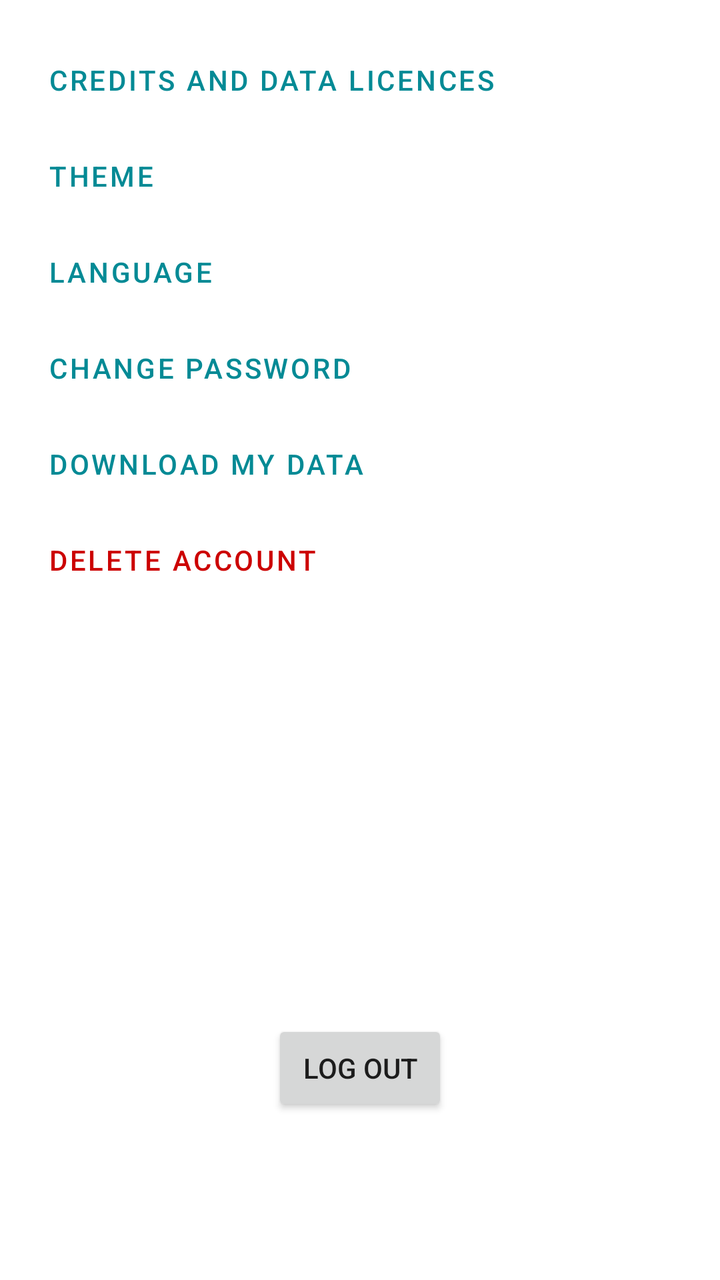
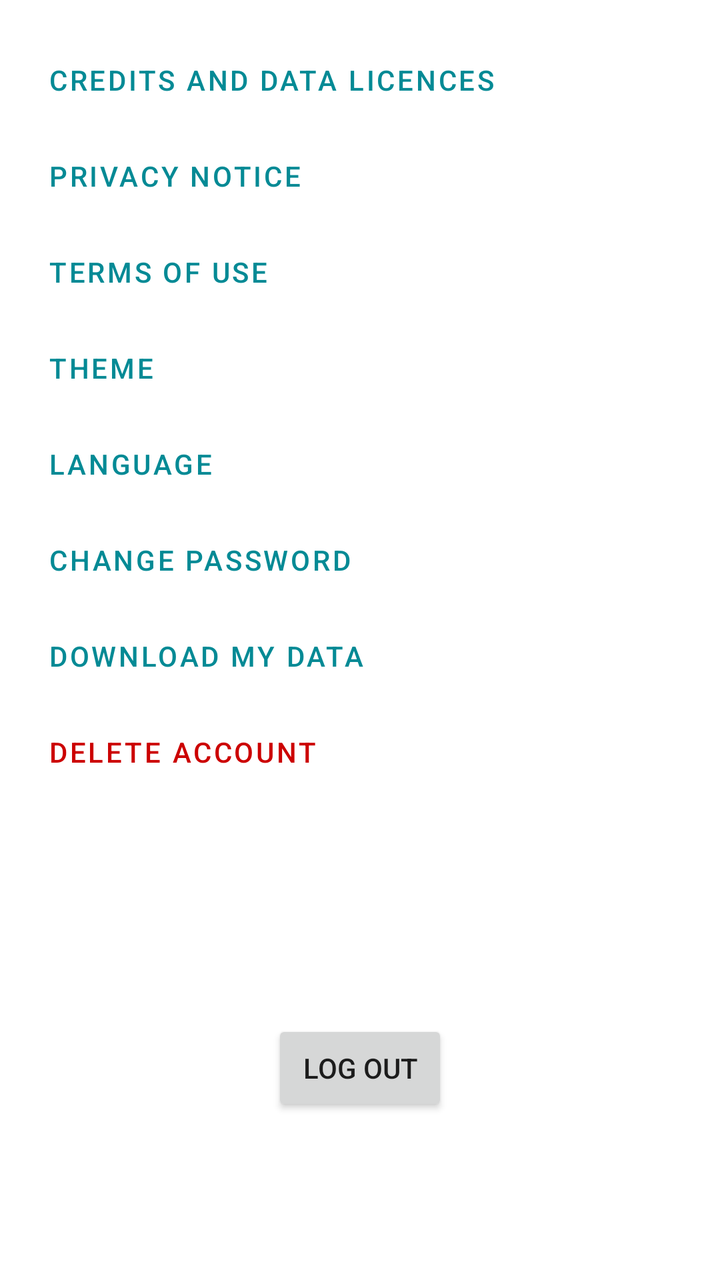

The first picture is an Android layout as it rendered before a commit; the second is the same layout after the commit. The layout source and the unified diff follow.
<!-- AndroidManifest.xml: application theme Theme.TrackMate -->
<!-- res/layout/fragment_settings.xml -->
<?xml version="1.0" encoding="utf-8"?>
<androidx.constraintlayout.widget.ConstraintLayout xmlns:android="http://schemas.android.com/apk/res/android"
    xmlns:app="http://schemas.android.com/apk/res-auto"
    xmlns:tools="http://schemas.android.com/tools"
    android:layout_width="match_parent"
    android:layout_height="match_parent"
    tools:context=".profile.Settings"
    android:paddingBottom="50dp">

    <Button
        android:id="@+id/btnCredits"
        android:layout_width="match_parent"
        android:layout_height="wrap_content"
        android:layout_marginHorizontal="16dp"
        android:layout_marginTop="16dp"
        android:gravity="start|center_vertical"
        android:text="@string/credits_open"
        app:icon="@drawable/ic_info_24"
        app:layout_constraintTop_toTopOf="parent"
        app:layout_constraintStart_toStartOf="parent"
        app:layout_constraintEnd_toEndOf="parent"
        style="@style/Widget.MaterialComponents.Button.TextButton" />

    <Button
        android:id="@+id/btnTheme"
        android:layout_width="match_parent"
        android:layout_height="wrap_content"
        android:layout_marginHorizontal="16dp"
        android:gravity="start|center_vertical"
        android:text="@string/settings_theme"
        app:icon="@drawable/ic_theme_24"
        app:layout_constraintTop_toBottomOf="@id/btnCredits"
        app:layout_constraintStart_toStartOf="parent"
        app:layout_constraintEnd_toEndOf="parent"
        style="@style/Widget.MaterialComponents.Button.TextButton" />

    <Button
        android:id="@+id/btnLanguage"
        android:layout_width="match_parent"
        android:layout_height="wrap_content"
        android:layout_marginHorizontal="16dp"
        android:gravity="start|center_vertical"
        android:text="@string/settings_language"
        app:icon="@drawable/ic_language_24"
        app:layout_constraintTop_toBottomOf="@id/btnTheme"
        app:layout_constraintStart_toStartOf="parent"
        app:layout_constraintEnd_toEndOf="parent"
        style="@style/Widget.MaterialComponents.Button.TextButton" />

    <Button
        android:id="@+id/btnChangePassword"
        android:layout_width="match_parent"
        android:layout_height="wrap_content"
        android:layout_marginHorizontal="16dp"
        android:gravity="start|center_vertical"
        android:text="@string/settings_change_password"
        app:icon="@drawable/ic_lock_24"
        app:layout_constraintTop_toBottomOf="@id/btnLanguage"
        app:layout_constraintStart_toStartOf="parent"
        app:layout_constraintEnd_toEndOf="parent"
        style="@style/Widget.MaterialComponents.Button.TextButton" />

    <Button
        android:id="@+id/btnExport"
        android:layout_width="match_parent"
        android:layout_height="wrap_content"
        android:layout_marginHorizontal="16dp"
        android:gravity="start|center_vertical"
        android:text="@string/settings_export"
        app:icon="@drawable/ic_download_24"
        app:layout_constraintTop_toBottomOf="@id/btnChangePassword"
        app:layout_constraintStart_toStartOf="parent"
        app:layout_constraintEnd_toEndOf="parent"
        style="@style/Widget.MaterialComponents.Button.TextButton" />

    <Button
        android:id="@+id/btnDeleteAccount"
        android:layout_width="match_parent"
        android:layout_height="wrap_content"
        android:layout_marginHorizontal="16dp"
        android:gravity="start|center_vertical"
        android:text="@string/settings_delete_account"
        app:icon="@drawable/ic_delete_24"
        android:textColor="@color/danger"
        app:iconTint="@color/danger"
        app:layout_constraintTop_toBottomOf="@id/btnExport"
        app:layout_constraintStart_toStartOf="parent"
        app:layout_constraintEnd_toEndOf="parent"
        style="@style/Widget.MaterialComponents.Button.TextButton" />

    <Button
        android:id="@+id/btnLogout"
        android:layout_width="wrap_content"
        android:layout_height="wrap_content"
        android:text="@string/settings_logout"
        app:layout_constraintBottom_toBottomOf="parent"
        app:layout_constraintStart_toStartOf="parent"
        app:layout_constraintEnd_toEndOf="parent"
        android:layout_marginBottom="32dp" />

</androidx.constraintlayout.widget.ConstraintLayout>
<!-- resources referenced by this layout -->
<resources>
  <color name="danger">#FFCC0000</color>
  <!-- drawable ic_delete_24 (drawable) -->
  <vector xmlns:android="http://schemas.android.com/apk/res/android"
      android:width="24dp"
      android:height="24dp"
      android:viewportWidth="24"
      android:viewportHeight="24"
      android:tint="@color/icon">
      <path
          android:fillColor="@android:color/black"
          android:pathData="M6,19c0,1.1 0.9,2 2,2h8c1.1,0 2,-0.9 2,-2V7H6v12zM19,4h-3.5l-1,-1h-5l-1,1H5v2h14V4z"/>
  </vector>
  <!-- drawable ic_download_24 (drawable) -->
  <vector xmlns:android="http://schemas.android.com/apk/res/android"
      android:width="24dp"
      android:height="24dp"
      android:viewportWidth="24"
      android:viewportHeight="24"
      android:tint="@color/icon">
      <path
          android:fillColor="@android:color/black"
          android:pathData="M19,9h-4V3H9v6H5l7,7 7,-7zM5,18v2h14v-2H5z" />
  </vector>
  <!-- drawable ic_info_24 (drawable) -->
  <vector xmlns:android="http://schemas.android.com/apk/res/android"
      android:width="24dp"
      android:height="24dp"
      android:viewportWidth="24"
      android:viewportHeight="24"
      android:tint="@color/icon">
      <path
          android:fillColor="@android:color/black"
          android:pathData="M11,7h2v2h-2zM11,11h2v6h-2zM12,2C6.48,2 2,6.48 2,12s4.48,10 10,10 10,-4.48 10,-10S17.52,2 12,2zM12,20c-4.41,0 -8,-3.59 -8,-8s3.59,-8 8,-8 8,3.59 8,8 -3.59,8 -8,8z" />
  </vector>
  <!-- drawable ic_theme_24 (drawable) -->
  <vector xmlns:android="http://schemas.android.com/apk/res/android"
      android:width="24dp"
      android:height="24dp"
      android:viewportWidth="24"
      android:viewportHeight="24"
      android:tint="@color/icon">
      <path
          android:fillColor="@android:color/black"
          android:pathData="M20,15.31L23.31,12 20,8.69V4h-4.69L12,0.69 8.69,4H4v4.69L0.69,12 4,15.31V20h4.69L12,23.31 15.31,20H20v-4.69zM12,18V6c3.31,0 6,2.69 6,6s-2.69,6 -6,6z" />
  </vector>
  <string name="credits_open">Credits and data licences</string>
  <string name="settings_change_password">Change password</string>
  <string name="settings_delete_account">Delete account</string>
  <string name="settings_export">Download my data</string>
  <string name="settings_language">Language</string>
  <string name="settings_logout">Log out</string>
  <string name="settings_theme">Theme</string>
  <color name="icon">#FF000000</color>
  <color name="primary_500">#FF048A95</color>
  <color name="primary_700">#FF036B70</color>
  <color name="white">#FFFFFFFF</color>
  <color name="teal_200">#FF03DAC5</color>
  <color name="teal_700">#FF018786</color>
  <color name="black">#FF000000</color>
  <!-- unchanged entries left out for length: 3 -->
</resources>

<!-- the commit's change to res/layout/fragment_settings.xml (unified diff, before → after) -->
@@ -22,6 +22,32 @@
         style="@style/Widget.MaterialComponents.Button.TextButton" />
 
     <Button
+        android:id="@+id/btnPrivacy"
+        android:layout_width="match_parent"
+        android:layout_height="wrap_content"
+        android:layout_marginHorizontal="16dp"
+        android:gravity="start|center_vertical"
+        android:text="@string/legal_privacy"
+        app:icon="@drawable/ic_privacy_24"
+        app:layout_constraintTop_toBottomOf="@id/btnCredits"
+        app:layout_constraintStart_toStartOf="parent"
+        app:layout_constraintEnd_toEndOf="parent"
+        style="@style/Widget.MaterialComponents.Button.TextButton" />
+
+    <Button
+        android:id="@+id/btnTerms"
+        android:layout_width="match_parent"
+        android:layout_height="wrap_content"
+        android:layout_marginHorizontal="16dp"
+        android:gravity="start|center_vertical"
+        android:text="@string/legal_terms"
+        app:icon="@drawable/ic_terms_24"
+        app:layout_constraintTop_toBottomOf="@id/btnPrivacy"
+        app:layout_constraintStart_toStartOf="parent"
+        app:layout_constraintEnd_toEndOf="parent"
+        style="@style/Widget.MaterialComponents.Button.TextButton" />
+
+    <Button
         android:id="@+id/btnTheme"
         android:layout_width="match_parent"
         android:layout_height="wrap_content"
@@ -29,7 +55,7 @@
         android:gravity="start|center_vertical"
         android:text="@string/settings_theme"
         app:icon="@drawable/ic_theme_24"
-        app:layout_constraintTop_toBottomOf="@id/btnCredits"
+        app:layout_constraintTop_toBottomOf="@id/btnTerms"
         app:layout_constraintStart_toStartOf="parent"
         app:layout_constraintEnd_toEndOf="parent"
         style="@style/Widget.MaterialComponents.Button.TextButton" />
<!-- resource entries referenced after the edit -->
@@ -34,6 +34,28 @@
           android:fillColor="@android:color/black"
           android:pathData="M11,7h2v2h-2zM11,11h2v6h-2zM12,2C6.48,2 2,6.48 2,12s4.48,10 10,10 10,-4.48 10,-10S17.52,2 12,2zM12,20c-4.41,0 -8,-3.59 -8,-8s3.59,-8 8,-8 8,3.59 8,8 -3.59,8 -8,8z" />
   </vector>
+  <!-- drawable ic_privacy_24 (drawable) -->
+  <vector xmlns:android="http://schemas.android.com/apk/res/android"
+      android:width="24dp"
+      android:height="24dp"
+      android:viewportWidth="24"
+      android:viewportHeight="24"
+      android:tint="@color/icon">
+      <path
+          android:fillColor="@android:color/black"
+          android:pathData="M12,1L3,5v6c0,5.55 3.84,10.74 9,12 5.16,-1.26 9,-6.45 9,-12L21,5l-9,-4zM12,11.99h7c-0.53,4.12 -3.28,7.79 -7,8.94L12,12L5,12L5,6.3l7,-3.11v8.8z" />
+  </vector>
+  <!-- drawable ic_terms_24 (drawable) -->
+  <vector xmlns:android="http://schemas.android.com/apk/res/android"
+      android:width="24dp"
+      android:height="24dp"
+      android:viewportWidth="24"
+      android:viewportHeight="24"
+      android:tint="@color/icon">
+      <path
+          android:fillColor="@android:color/black"
+          android:pathData="M14,2H6c-1.1,0 -1.99,0.9 -1.99,2L4,20c0,1.1 0.89,2 1.99,2H18c1.1,0 2,-0.9 2,-2V8l-6,-6zM16,18H8v-2h8v2zM16,14H8v-2h8v2zM13,9V3.5L18.5,9H13z" />
+  </vector>
   <!-- drawable ic_theme_24 (drawable) -->
   <vector xmlns:android="http://schemas.android.com/apk/res/android"
       android:width="24dp"
@@ -46,6 +68,8 @@
           android:pathData="M20,15.31L23.31,12 20,8.69V4h-4.69L12,0.69 8.69,4H4v4.69L0.69,12 4,15.31V20h4.69L12,23.31 15.31,20H20v-4.69zM12,18V6c3.31,0 6,2.69 6,6s-2.69,6 -6,6z" />
   </vector>
   <string name="credits_open">Credits and data licences</string>
+  <string name="legal_privacy">Privacy notice</string>
+  <string name="legal_terms">Terms of use</string>
   <string name="settings_change_password">Change password</string>
   <string name="settings_delete_account">Delete account</string>
   <string name="settings_export">Download my data</string>
